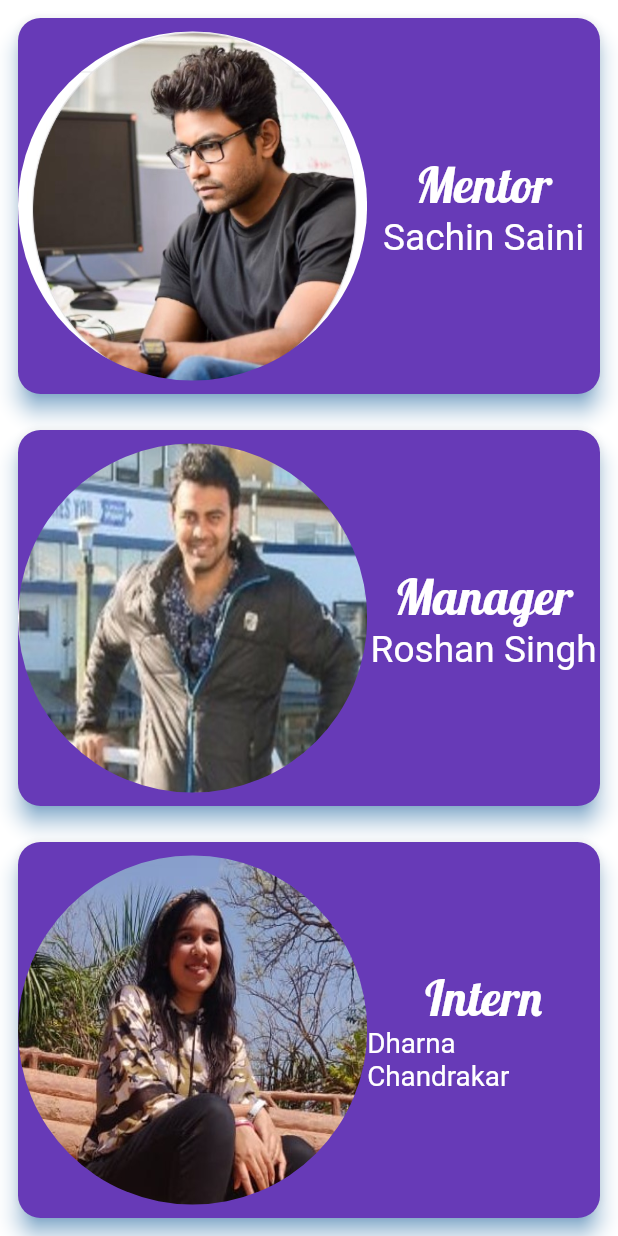
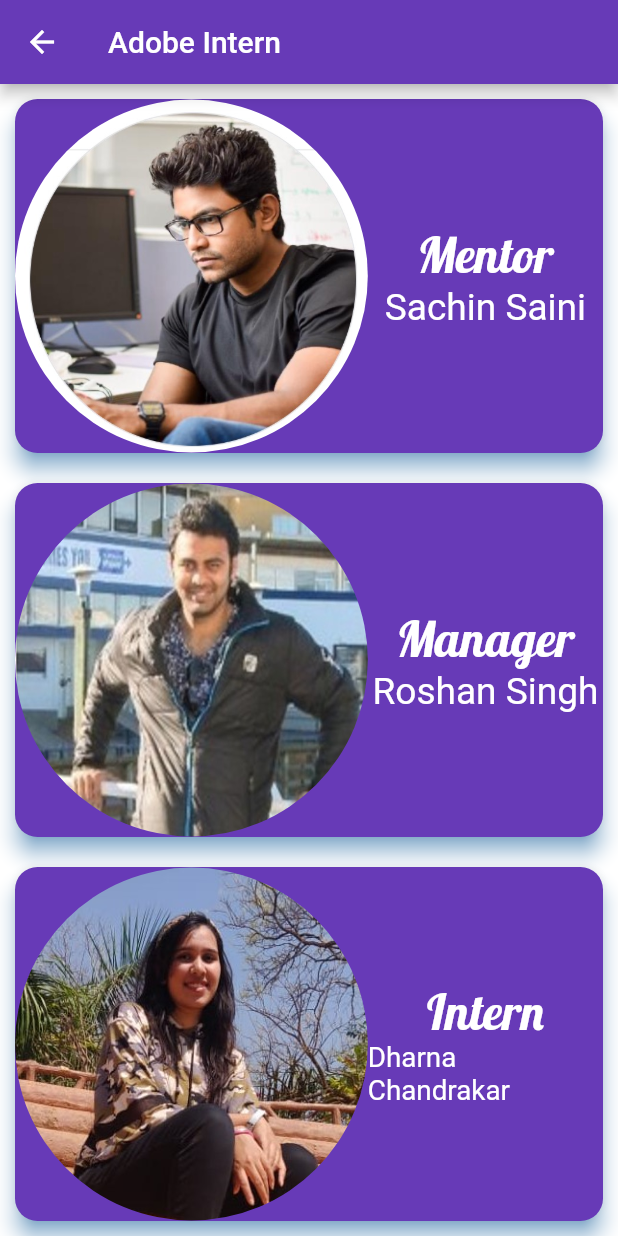
Before and after one commit to amanverma685/Elasticsearch-app, a Flutter app: the AdobeInternTeam screen opened directly, on a phone screen of 412 x 824 dp. Run offline on Flutter 3.47's test engine with Material 2 defaults, Android fonts, the phone set to English and light mode, and no system bars; our stand-ins replace animated_text_kit, file_picker, flutter_tts, pdf; missing offline and left inert: flutter_full_pdf_viewer.

```diff
--- a/lib/AdobeInternTeam.dart
+++ b/lib/AdobeInternTeam.dart
@@ -10,16 +10,20 @@
 class _AdobeInternTeamState extends State<AdobeInternTeam> {
   @override
   Widget build(BuildContext context) {
-    return SafeArea(
-      child: Container(
+    return Scaffold(
+      appBar: AppBar(
+        backgroundColor: Colors.deepPurple,
+        title: Text("Adobe Intern"),
+      ),
+      body: Container(
         color: Colors.white,
         child: Column(
           crossAxisAlignment: CrossAxisAlignment.stretch,
           children: [
             Expanded(
-              flex: 1,
+              flex: 4,
               child: Padding(
-                padding: const EdgeInsets.all(8.0),
+                padding: const EdgeInsets.all(6.0),
                 child: Card(
                   shadowColor: Colors.blue,
                   elevation: 6,
@@ -72,9 +76,9 @@
               ),
             ),
             Expanded(
-              flex: 1,
+              flex: 4,
               child: Padding(
-                padding: const EdgeInsets.all(8.0),
+                padding: const EdgeInsets.all(6.0),
                 child: Card(
                   shadowColor: Colors.blue,
                   elevation: 6,
@@ -128,9 +132,9 @@
               ),
             ),
             Expanded(
-              flex: 1,
+              flex: 4,
               child: Padding(
-                padding: const EdgeInsets.all(8.0),
+                padding: const EdgeInsets.all(6.0),
                 child: Card(
                   shadowColor: Colors.blue,
                   elevation: 6,
```
